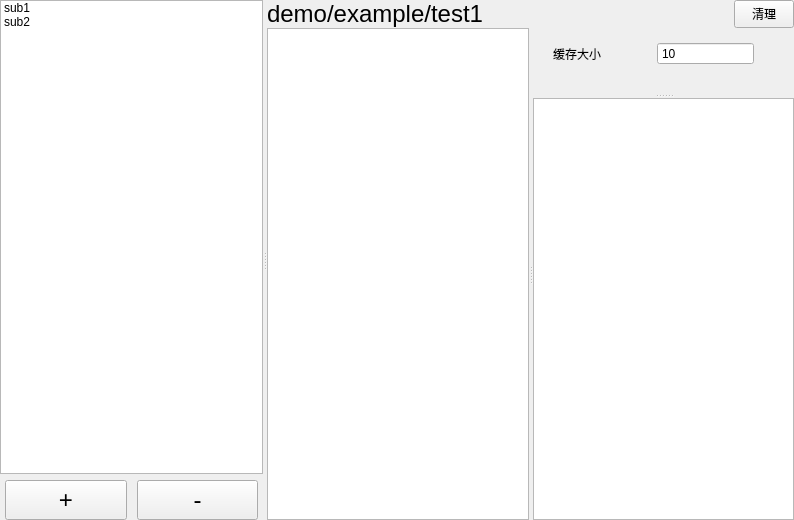
Above: src/page_sub/page_sub.ui from sanri/zenoh-hammer before the change. Below: the same form after it.
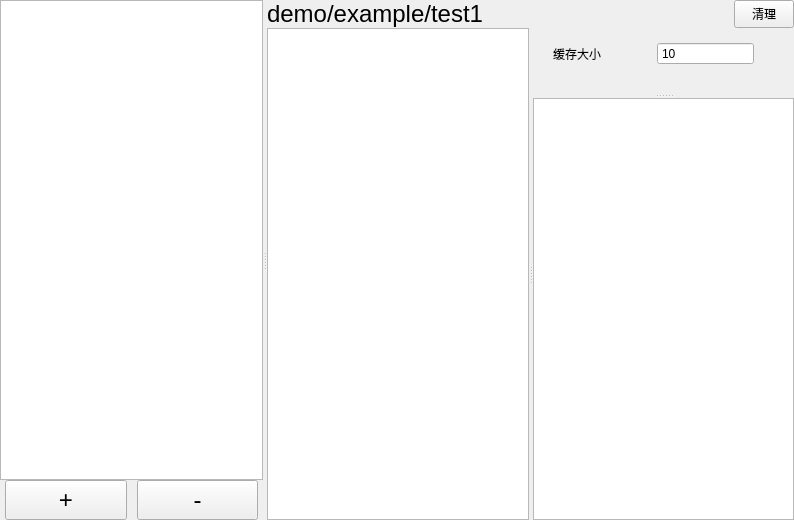
That is the form after the change.

```diff
--- a/src/page_sub/page_sub.ui
+++ b/src/page_sub/page_sub.ui
@@ -36,19 +36,11 @@
      </property>
      <widget class="QWidget" name="layoutWidget">
       <layout class="QVBoxLayout" name="verticalLayout">
+       <property name="spacing">
+        <number>0</number>
+       </property>
        <item>
-        <widget class="QListWidget" name="listWidget">
-         <item>
-          <property name="text">
-           <string notr="true">sub1</string>
-          </property>
-         </item>
-         <item>
-          <property name="text">
-           <string notr="true">sub2</string>
-          </property>
-         </item>
-        </widget>
+        <widget class="QListWidget" name="subListWidget"/>
        </item>
        <item>
         <layout class="QHBoxLayout" name="horizontalLayout">
```
Left out of the diff: 14 changed lines with no effect on the pictures.
